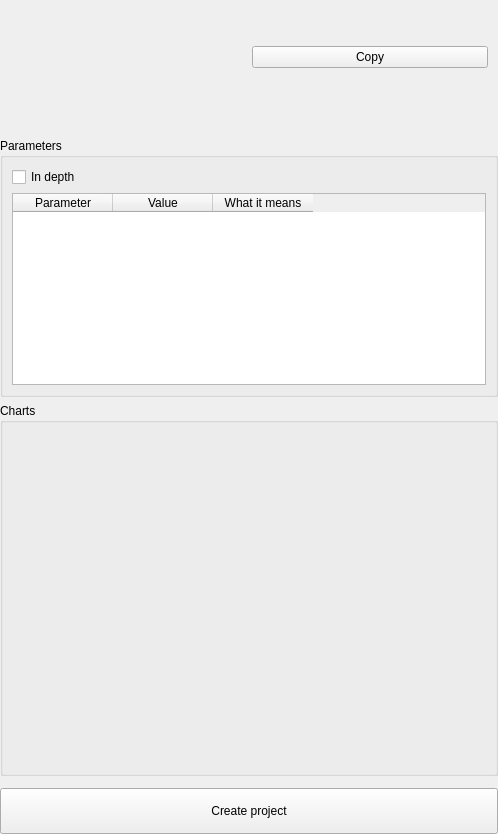
Before: the Qt Designer form nightscribe/gui/ui/object_panel.ui in irydeo/nightscribe, drawn with Qt 5.
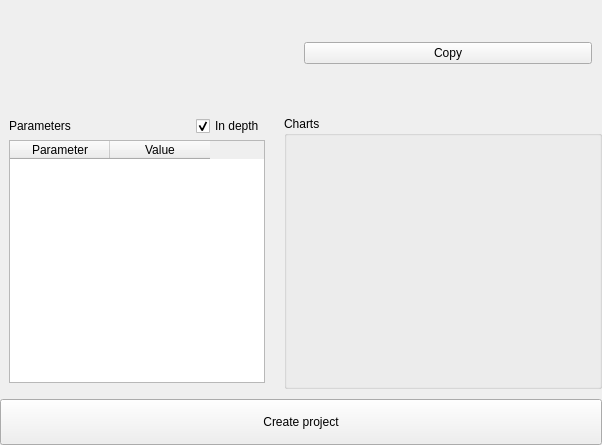
After: the same form once the commit is applied.

Commit message: feat(ui): Interfaz 1.4-1.8 — the Welcome redesign, the site on a map, the merged project hub, the project chrome and the night drawn

```diff
--- a/nightscribe/gui/ui/object_panel.ui
+++ b/nightscribe/gui/ui/object_panel.ui
@@ -17,6 +17,10 @@
    <property name="topMargin"><number>0</number></property>
    <property name="rightMargin"><number>0</number></property>
    <property name="bottomMargin"><number>0</number></property>
+   <!-- Interfaz 1.8: a 4 px rhythm, not the default 6. The card carries the
+        hook, the facts, the night band and a table now; two px between each
+        of them is the difference between fitting a 860 px window and not. -->
+   <property name="spacing"><number>4</number></property>
    <item><widget class="QLabel" name="lbl_state"><property name="text"><string/></property><property name="visible"><bool>false</bool></property></widget></item>
    <item><widget class="QLabel" name="lbl_hook"><property name="text"><string/></property><property name="wordWrap"><bool>true</bool></property><property name="visible"><bool>false</bool></property></widget></item>
    <item>
@@ -33,6 +37,12 @@
      </layout>
     </widget>
    </item>
+   <item>
+    <!-- Interfaz 1.8: the sentences and the numbers on ONE row. As
+         two stacked blocks they cost 82 px for 54 px of content, and
+         the card shares its height with a chart now. -->
+    <layout class="QHBoxLayout" name="row_facts">
+     <property name="spacing"><number>10</number></property>
    <item><widget class="QLabel" name="lbl_facts"><property name="text"><string/></property><property name="wordWrap"><bool>true</bool></property><property name="visible"><bool>false</bool></property></widget></item>
    <item>
     <widget class="QFrame" name="row_capture">
@@ -47,33 +57,66 @@
      </layout>
     </widget>
    </item>
+    </layout>
+   </item>
    <item>
-    <widget class="QGroupBox" name="grp_params">
-     <property name="title"><string>Parameters</string></property>
+    <!-- Interfaz 1.8: the numbers and the pictures, side by side.
+         Stacked they asked for ~800 px in a 530 px page (the card
+         scrolled) and left the right half of a 780 px page empty;
+         together they fill it, and the chart takes the height the
+         table does not need. -->
+    <layout class="QHBoxLayout" name="row_body">
+     <property name="spacing"><number>10</number></property>
+     <item>
+          <widget class="QFrame" name="grp_params" native="true">
      <property name="visible"><bool>false</bool></property>
-     <layout class="QVBoxLayout" name="vbox_params"><property name="leftMargin"><number>9</number></property><property name="topMargin"><number>9</number></property><property name="rightMargin"><number>9</number></property><property name="bottomMargin"><number>9</number></property>
+           <layout class="QVBoxLayout" name="vbox_params">
+            <property name="leftMargin"><number>9</number></property>
+            <property name="topMargin"><number>6</number></property>
+            <property name="rightMargin"><number>9</number></property>
+            <property name="bottomMargin"><number>6</number></property>
+            <property name="spacing"><number>4</number></property>
       <item>
        <layout class="QHBoxLayout" name="row_deep">
-        <item><widget class="QCheckBox" name="chk_deep"><property name="text"><string>In depth</string></property></widget></item>
+              <item><widget class="QLabel" name="lbl_params_title"><property name="text"><string>Parameters</string></property></widget></item>
         <item><spacer name="hsp_deep"><property name="orientation"><enum>Qt::Horizontal</enum></property><property name="sizeHint" stdset="0"><size><width>40</width><height>20</height></size></property></spacer></item>
+              <item><widget class="QCheckBox" name="chk_deep"><property name="text"><string>In depth</string></property><property name="checked"><bool>true</bool></property><property name="toolTip"><string>Show every derived parameter, not only the ones that decide the observation</string></property></widget></item>
        </layout>
       </item>
       <item>
        <widget class="QTableWidget" name="tbl_params">
-        <property name="columnCount"><number>3</number></property>
+              <!-- Interfaz 1.8: TWO columns, not three. The table shares
+                   its row with the charts now, and a 180 px "what it
+                   means" column wraps a sentence to one word per line
+                   (measured on the real card). The explanation goes UNDER
+                   each value, spanning both columns: a definition list,
+                   which is what this is. -->
+              <property name="columnCount"><number>2</number></property>
         <property name="editTriggers"><set>QAbstractItemView::NoEditTriggers</set></property>
         <property name="selectionBehavior"><enum>QAbstractItemView::SelectRows</enum></property>
         <property name="selectionMode"><enum>QAbstractItemView::SingleSelection</enum></property>
         <property name="wordWrap"><bool>true</bool></property>
-        <property name="sizePolicy"><sizepolicy hsizetype="Expanding" vsizetype="Expanding"><horstretch>0</horstretch><verstretch>0</verstretch></sizepolicy></property>
+              <property name="sizePolicy"><sizepolicy hsizetype="Expanding" vsizetype="Preferred"><horstretch>0</horstretch><verstretch>0</verstretch></sizepolicy></property>
         <attribute name="verticalHeaderVisible"><bool>false</bool></attribute>
         <column><property name="text"><string>Parameter</string></property></column>
         <column><property name="text"><string>Value</string></property></column>
-        <column><property name="text"><string>What it means</string></property></column>
        </widget>
       </item>
      </layout>
     </widget>
+     </item>
+     <item>
+      <widget class="QWidget" name="col_body">
+       <layout class="QVBoxLayout" name="colBodyLayout">
+        <property name="leftMargin"><number>0</number></property>
+        <property name="topMargin"><number>0</number></property>
+        <property name="rightMargin"><number>0</number></property>
+        <property name="bottomMargin"><number>0</number></property>
+        <property name="spacing"><number>6</number></property>
+         <item>
+          <!-- the night of this object, drawn: the dark window, its
+               altitude arc and the Moon (night_ribbon.py) -->
+          <widget class="QWidget" name="ribbonHost"/>
    </item>
    <item>
     <widget class="QGroupBox" name="grp_charts">
@@ -88,13 +131,35 @@
        <widget class="QTabWidget" name="tabs_charts">
         <property name="tabBarAutoHide"><bool>true</bool></property>
         <property name="documentMode"><bool>true</bool></property>
-        <property name="minimumSize"><size><width>480</width><height>340</height></size></property>
+              <!-- Interfaz 1.8: 300x240 instead of 480x340. The charts share
+                   their row with the parameters table now; a minimum that
+                   big forced the page wider than the window. -->
+              <property name="minimumSize"><size><width>300</width><height>240</height></size></property>
        </widget>
       </item>
      </layout>
     </widget>
    </item>
-   <item><spacer name="vsp_cta"><property name="orientation"><enum>Qt::Vertical</enum></property><property name="sizeType"><enum>QSizePolicy::Fixed</enum></property><property name="sizeHint" stdset="0"><size><width>20</width><height>6</height></size></property></spacer></item>
+         <item>
+          <!-- Interfaz 1.8: the slack goes HERE, at the bottom of the right
+               column. Without it, a card whose charts are hidden (an object
+               with no data yet) left the band floating in the middle of the
+               column instead of sitting at the top, under the facts. -->
+          <spacer name="vsp_body">
+           <property name="orientation"><enum>Qt::Vertical</enum></property>
+           <property name="sizeHint" stdset="0"><size><width>0</width><height>0</height></size></property>
+          </spacer>
+         </item>
+        </layout>
+      </widget>
+     </item>
+    </layout>
+   </item>
+   <!-- Interfaz 1.7: EXPANDING, not Fixed. As a fixed 6 px spacer it did not
+        absorb the slack of a tall card, so the layout shared it out among
+        the labels (the hook grew to 147 px) and squeezed the parameters
+        table into its own scrollbar. -->
+    <item><spacer name="vsp_cta"><property name="orientation"><enum>Qt::Vertical</enum></property><property name="sizeType"><enum>QSizePolicy::Expanding</enum></property><property name="sizeHint" stdset="0"><size><width>20</width><height>6</height></size></property></spacer></item>
    <item><widget class="QPushButton" name="btn_project"><property name="text"><string>Create project</string></property><property name="minimumSize"><size><width>0</width><height>46</height></size></property><property name="sizePolicy"><sizepolicy hsizetype="Expanding" vsizetype="Fixed"><horstretch>0</horstretch><verstretch>0</verstretch></sizepolicy></property><property name="cursor"><cursorShape>PointingHandCursor</cursorShape></property><property name="visible"><bool>false</bool></property></widget></item>
   </layout>
  </widget>
```
Lines whose indentation alone changed are shown as unchanged. The commit also changes 57 other files.
